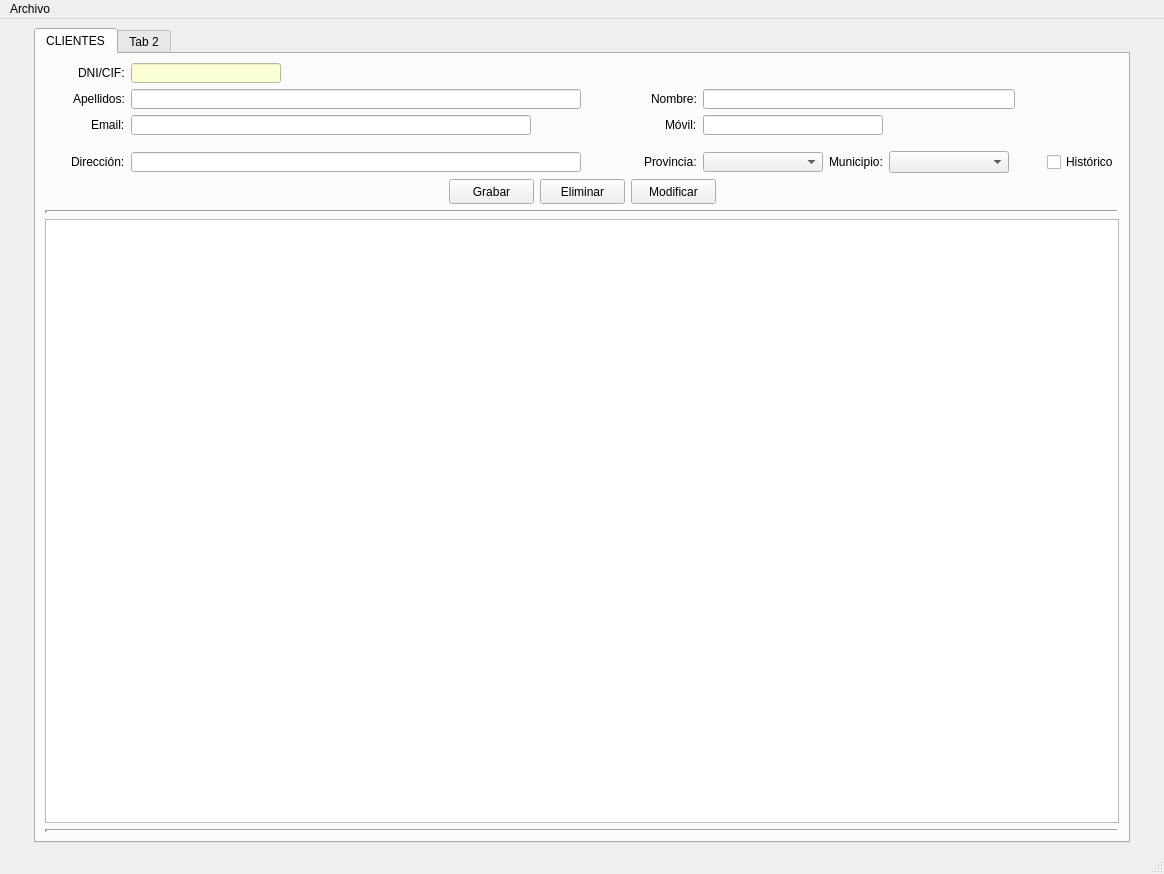
Qt form venPrincipal.ui (VoctorSN/Proyecto-Desarrollo-Interfaces) before a commit.
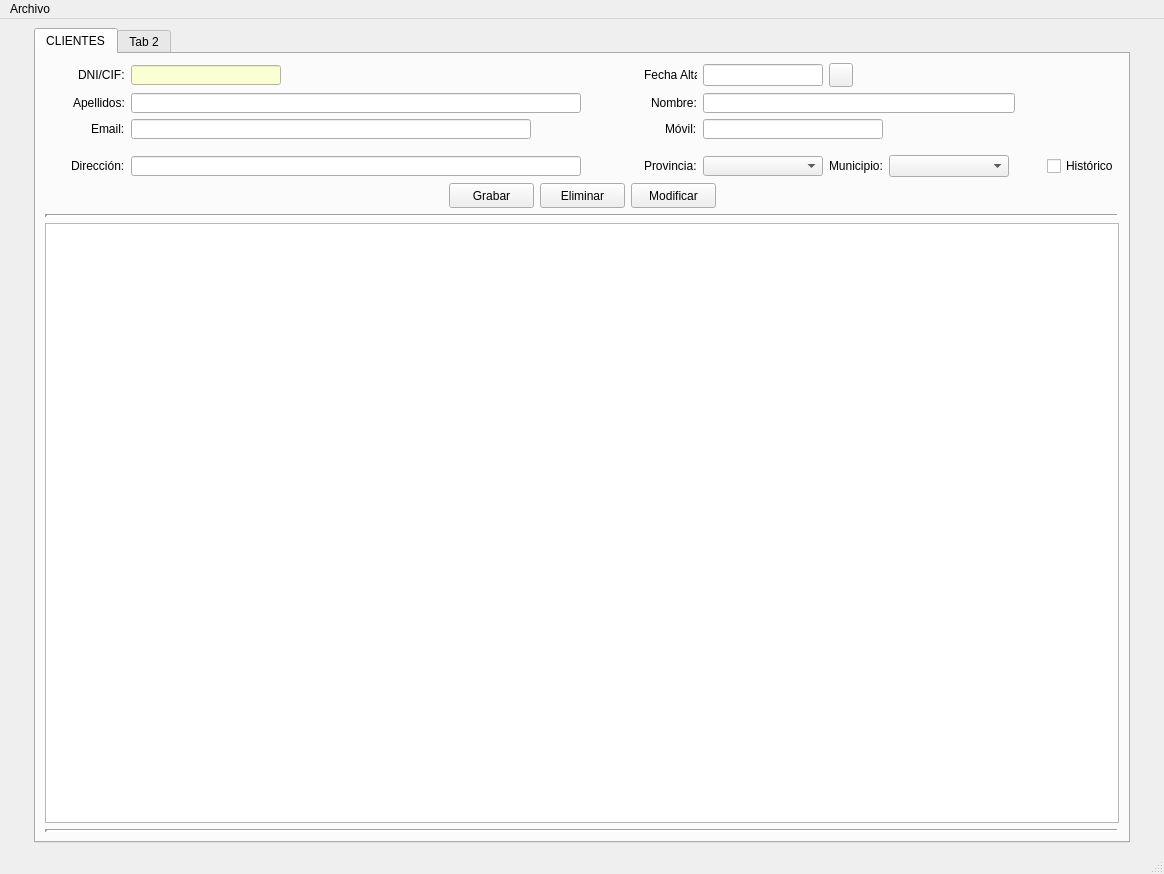
The same form after that commit. Icons and pictures are not drawn.

Commit message: 01/10 nuevo remoto

```diff
--- a/venPrincipal.ui
+++ b/venPrincipal.ui
@@ -448,6 +448,60 @@
             </property>
            </spacer>
           </item>
+          <item row="0" column="5">
+           <widget class="QLabel" name="lblCalendarCli">
+            <property name="minimumSize">
+             <size>
+              <width>50</width>
+              <height>20</height>
+             </size>
+            </property>
+            <property name="maximumSize">
+             <size>
+              <width>80</width>
+              <height>20</height>
+             </size>
+            </property>
+            <property name="text">
+             <string>Fecha Alta:</string>
+            </property>
+           </widget>
+          </item>
+          <item row="0" column="6">
+           <widget class="QLineEdit" name="txtCalendarCli"/>
+          </item>
+          <item row="0" column="7">
+           <widget class="QPushButton" name="pushButton">
+            <property name="minimumSize">
+             <size>
+              <width>24</width>
+              <height>24</height>
+             </size>
+            </property>
+            <property name="maximumSize">
+             <size>
+              <width>24</width>
+              <height>24</height>
+             </size>
+            </property>
+            <property name="styleSheet">
+             <string notr="true"/>
+            </property>
+            <property name="text">
+             <string/>
+            </property>
+            <property name="icon">
+             <iconset>
+              <normaloff>img/calendar.png</normaloff>img/calendar.png</iconset>
+            </property>
+            <property name="iconSize">
+             <size>
+              <width>24</width>
+              <height>24</height>
+             </size>
+            </property>
+           </widget>
+          </item>
          </layout>
         </item>
         <item>
```
Left out of the diff: 2 changed lines with no effect on the pictures. The commit also changes 2 other files.
